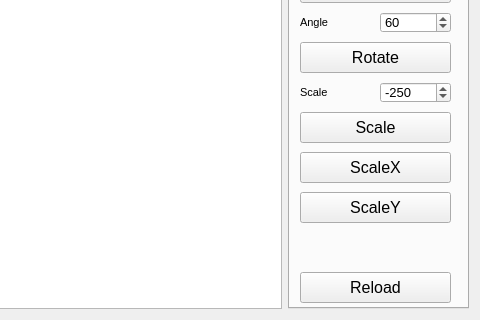
Old version of the form Gui/mainwindow.ui in the repository faystmax/ComputerVision; both pictures show x 662 to 1142 and y 275 to 595 of the 1142 by 595 pixel window.
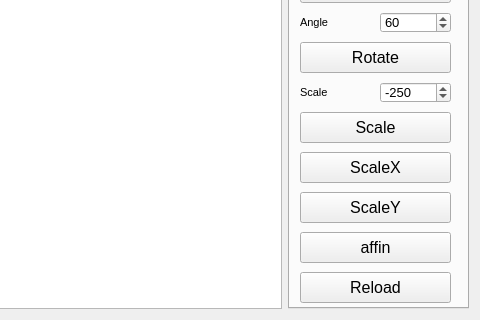
New version of the form. The open tabs and pages were chosen to show the change. Icons and pictures are not drawn.

Diff of the .ui file:
```diff
--- a/Gui/mainwindow.ui
+++ b/Gui/mainwindow.ui
@@ -1118,6 +1118,25 @@
          <string>Reload</string>
         </property>
        </widget>
+       <widget class="QPushButton" name="affineButton">
+        <property name="geometry">
+         <rect>
+          <x>10</x>
+          <y>470</y>
+          <width>151</width>
+          <height>31</height>
+         </rect>
+        </property>
+        <property name="font">
+         <font>
+          <family>Arial</family>
+          <pointsize>12</pointsize>
+         </font>
+        </property>
+        <property name="text">
+         <string>affin</string>
+        </property>
+       </widget>
       </widget>
       <widget class="QWidget" name="tab_5">
        <attribute name="title">
```
Left out of the diff: 2 changed lines with no effect on the pictures.
